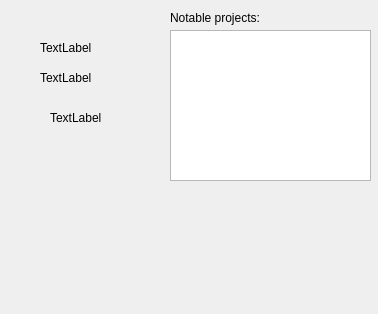
sandraBender/VLN1-hopur2, file sciinfo.ui: the form before one commit.
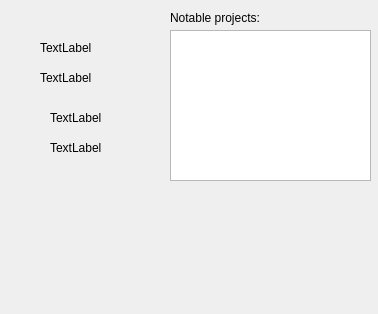
The form after the commit.

```diff
--- a/sciinfo.ui
+++ b/sciinfo.ui
@@ -78,6 +78,19 @@
     <bool>true</bool>
    </property>
   </widget>
+  <widget class="QLabel" name="label_gender">
+   <property name="geometry">
+    <rect>
+     <x>50</x>
+     <y>140</y>
+     <width>59</width>
+     <height>16</height>
+    </rect>
+   </property>
+   <property name="text">
+    <string>TextLabel</string>
+   </property>
+  </widget>
  </widget>
  <resources/>
  <connections/>
```
